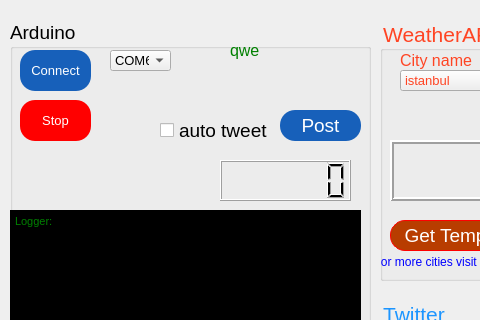
avni25/twit-ard-con, file MainWindow.ui: the form before one commit; both pictures show x 0 to 480 and y 0 to 320 of the 652 by 570 pixel window.
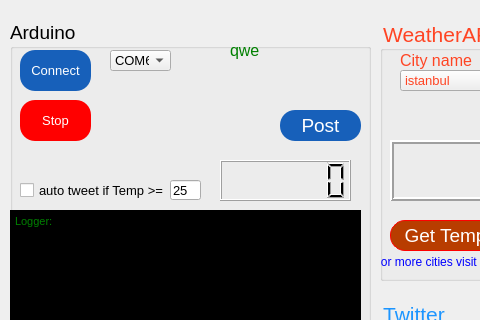
The form after the commit. Icons and pictures are not drawn.

What changed in the file:
```diff
--- a/MainWindow.ui
+++ b/MainWindow.ui
@@ -742,14 +742,19 @@
     <widget class="QCheckBox" name="checkBox_isAuto">
      <property name="geometry">
       <rect>
-       <x>150</x>
-       <y>100</y>
-       <width>111</width>
+       <x>10</x>
+       <y>160</y>
+       <width>151</width>
        <height>21</height>
       </rect>
      </property>
+     <property name="font">
+      <font>
+       <pointsize>10</pointsize>
+      </font>
+     </property>
      <property name="text">
-      <string>auto tweet</string>
+      <string>auto tweet if Temp &gt;=</string>
      </property>
     </widget>
     <widget class="QComboBox" name="comboBox_port">
@@ -838,6 +843,24 @@
       <bool>true</bool>
      </property>
     </widget>
+    <widget class="QLineEdit" name="lineEdit_limitTemp">
+     <property name="geometry">
+      <rect>
+       <x>160</x>
+       <y>160</y>
+       <width>31</width>
+       <height>20</height>
+      </rect>
+     </property>
+     <property name="font">
+      <font>
+       <pointsize>10</pointsize>
+      </font>
+     </property>
+     <property name="text">
+      <string>25</string>
+     </property>
+    </widget>
    </widget>
   </widget>
   <widget class="QMenuBar" name="menubar">
```
